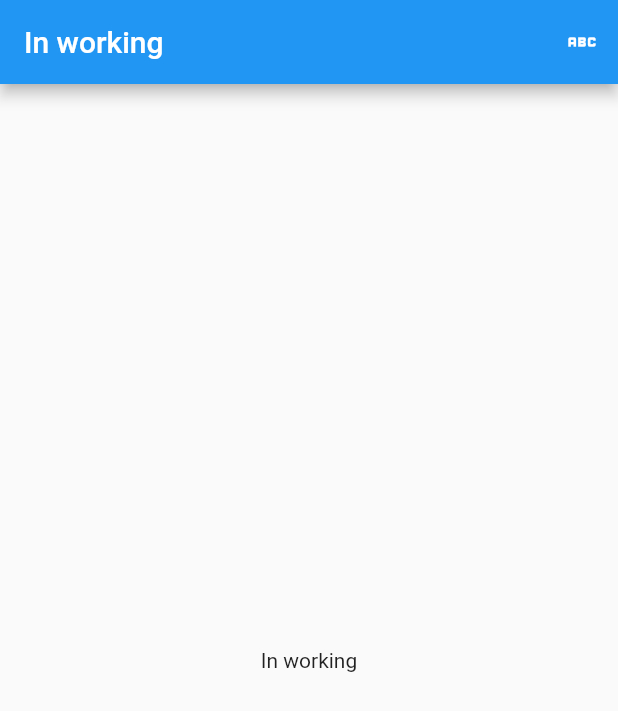
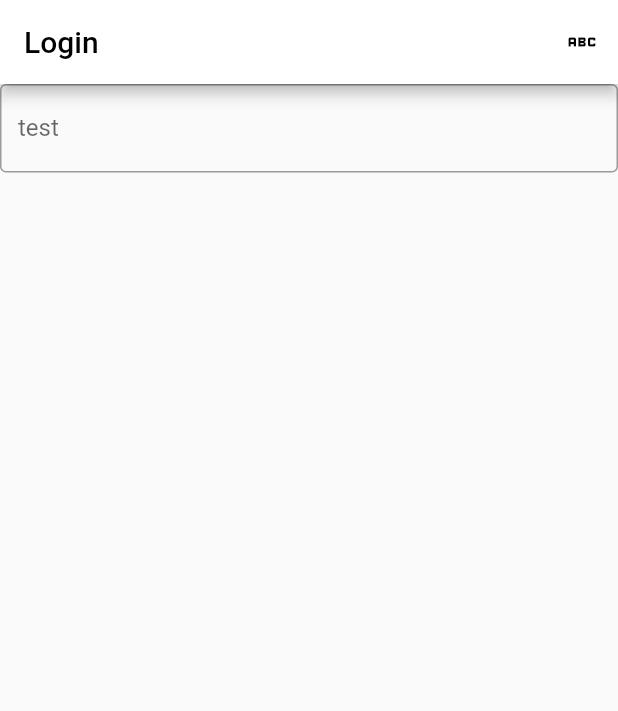
Before and after one commit to nuageeeeee/hotabank, a Flutter app: the screen it shows after launch, after a tap on the "people" icon, on a phone screen of 412 x 824 dp. Shown: the top 711 px of the screen. Run offline on Flutter 3.47's test engine with Material 2 defaults, Android fonts, the phone set to English and light mode, and no system bars.

Commit message:
Change Appbar title && add TextField

```diff
--- a/lib/page/loginpage.dart
+++ b/lib/page/loginpage.dart
@@ -13,23 +13,33 @@ class loginPage extends StatelessWidget {
   Widget build(BuildContext context) {
     return MaterialApp(
       debugShowCheckedModeBanner: false,
-      title: 'test',
+      title: 'Login',
       home: Scaffold(
-        appBar: AppBar(
-          title: const Text('In working'),
-          actions: [
-            IconButton(
+          appBar: AppBar(
+            backgroundColor: Colors.white,
+            title: const Text(
+              'Login',
+              style: TextStyle(color: Colors.black),
+            ),
+            actions: [
+              IconButton(
                 onPressed: () {
                   Navigator.push(context,
                       MaterialPageRoute(builder: (context) => const MyApp()));
                 },
-                icon: const Icon(Icons.abc))
-          ],
-        ),
-        body: const Center(
-          child: Text('In working'),
-        ),
-      ),
+                icon: const Icon(Icons.abc),
+                color: Colors.black,
+              )
+            ],
+          ),
+          body: Column(
+            children: const [
+              TextField(
+                decoration: InputDecoration(
+                    border: OutlineInputBorder(), labelText: 'test'),
+              )
+            ],
+          )),
     );
   }
 }
```
